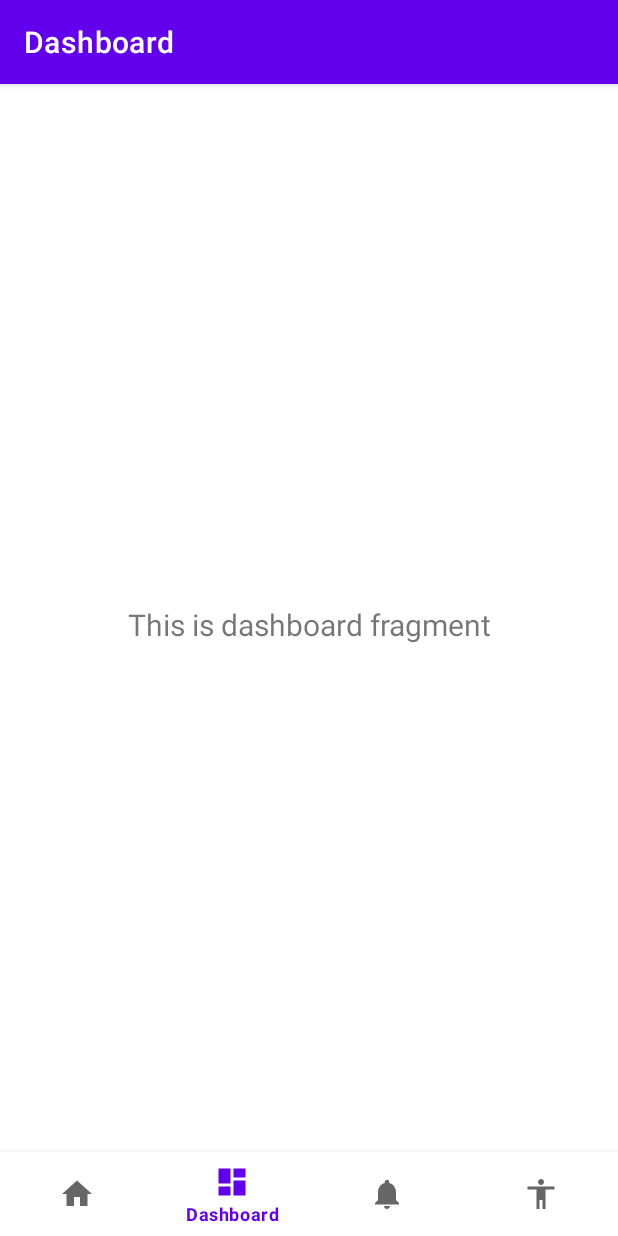
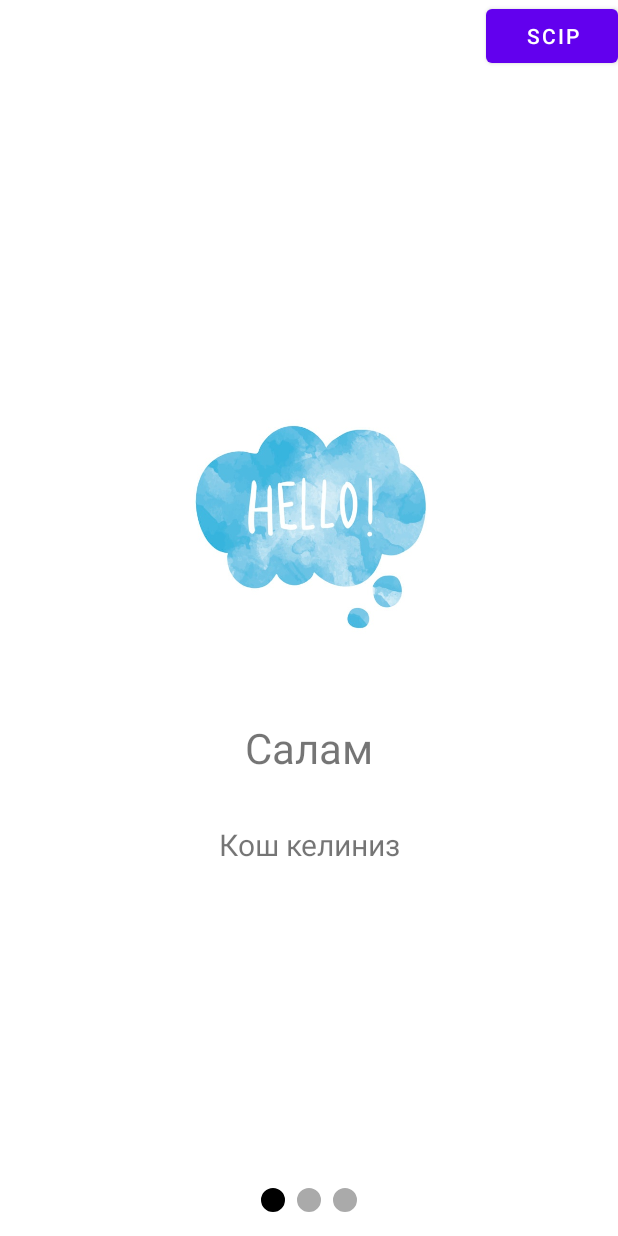
Before and after one commit to aydaraktan/TaskApp36, an Android app: the screen it shows after launch (MainActivity), item 2 of the bottom bar chosen, on a phone screen of 412 x 824 dp. Run offline under Robolectric (Android 15) with nearby library versions, the phone set to English and light mode, and no system bars; our stand-ins replace navigation-ui.

Commit message:
add onBoard

```diff
--- a/app/src/main/java/kg/geektech/taskapp36/MainActivity.java
+++ b/app/src/main/java/kg/geektech/taskapp36/MainActivity.java
@@ -1,11 +1,15 @@
 package kg.geektech.taskapp36;
 
 import android.os.Bundle;
+import android.view.View;
 
 import com.google.android.material.bottomnavigation.BottomNavigationView;
 
+import androidx.annotation.NonNull;
+import androidx.annotation.Nullable;
 import androidx.appcompat.app.AppCompatActivity;
 import androidx.navigation.NavController;
+import androidx.navigation.NavDestination;
 import androidx.navigation.Navigation;
 import androidx.navigation.ui.AppBarConfiguration;
 import androidx.navigation.ui.NavigationUI;
@@ -13,7 +17,7 @@ import androidx.navigation.ui.NavigationUI;
 import kg.geektech.taskapp36.databinding.ActivityMainBinding;
 
 public class MainActivity extends AppCompatActivity {
-private NavController navController;
+    private NavController navController;
     private ActivityMainBinding binding;
 
     @Override
@@ -24,11 +28,35 @@ private NavController navController;
         setContentView(binding.getRoot());
 
         AppBarConfiguration appBarConfiguration = new AppBarConfiguration.Builder(
-                R.id.navigation_home, R.id.navigation_dashboard, R.id.navigation_notifications)
+                R.id.navigation_home, R.id.navigation_dashboard, R.id.navigation_notifications, R.id.navigation_profiles)
                 .build();
-         navController = Navigation.findNavController(this, R.id.nav_host_fragment_activity_main);
+        navController = Navigation.findNavController(this, R.id.nav_host_fragment_activity_main);
         NavigationUI.setupActionBarWithNavController(this, navController, appBarConfiguration);
         NavigationUI.setupWithNavController(binding.navView, navController);
+        if (true)
+            navController.navigate(R.id.boardFragment);
+
+        navController.addOnDestinationChangedListener(new NavController.OnDestinationChangedListener() {
+            @Override
+            public void onDestinationChanged(@NonNull NavController controller, @NonNull NavDestination destination, @Nullable Bundle arguments) {
+                if (destination.getId() == R.id.navigation_home ||
+                        destination.getId() == R.id.navigation_notifications ||
+                        destination.getId() == R.id.navigation_profiles ||
+                        destination.getId()==R.id.navigation_dashboard
+                ) {
+                    binding.navView.setVisibility(View.VISIBLE);
+                } else {
+                    binding.navView.setVisibility(View.GONE);
+                }
+                if (destination.getId() == R.id.boardFragment) {
+                    getSupportActionBar().hide();
+                } else {
+                    getSupportActionBar().show();
+                }
+                if (destination.getId() == R.id.boardFragment) ;
+            }
+        });
+
     }
 
     @Override
--- /dev/null
+++ b/app/src/main/java/kg/geektech/taskapp36/interfaces/OnItemClickListener.java
@@ -0,0 +1,6 @@
+package kg.geektech.taskapp36.interfaces;
+
+public interface OnItemClickListener {
+    void onClick(int position);
+    void onLongClick(int position);
+}
--- a/app/src/main/java/kg/geektech/taskapp36/ui/home/HomeFragment.java
+++ b/app/src/main/java/kg/geektech/taskapp36/ui/home/HomeFragment.java
@@ -1,5 +1,6 @@
 package kg.geektech.taskapp36.ui.home;
 
+import android.content.ClipData;
 import android.os.Bundle;
 import android.util.Log;
 import android.view.LayoutInflater;
@@ -18,20 +19,41 @@ import androidx.navigation.Navigation;
 
 import kg.geektech.taskapp36.R;
 import kg.geektech.taskapp36.databinding.FragmentHomeBinding;
+import kg.geektech.taskapp36.interfaces.OnItemClickListener;
 import kg.geektech.taskapp36.model.Task;
 
 public class HomeFragment extends Fragment {
 
     private HomeViewModel homeViewModel;
     private FragmentHomeBinding binding;
+    private TaskAdapter adapter;
+
+    @Override
+    public void onCreate(@Nullable Bundle savedInstanceState) {
+        super.onCreate(savedInstanceState);
+        adapter=new TaskAdapter();
+        adapter.setOnItemClickListener(new OnItemClickListener() {
+            @Override
+            public void onClick(int position) {
+
+            }
+
+            @Override
+            public void onLongClick(int position) {
+                adapter.removeItem(position);
+            }
+        });
+
+    }
 
     public View onCreateView(@NonNull LayoutInflater inflater,
                              ViewGroup container, Bundle savedInstanceState) {
-        homeViewModel =
-                new ViewModelProvider(this).get(HomeViewModel.class);
+        homeViewModel = new ViewModelProvider(this).get(HomeViewModel.class);
 
         binding = FragmentHomeBinding.inflate(inflater, container, false);
         View root = binding.getRoot();
+
+
 
        // final TextView textView = binding.textHome;
 //        homeViewModel.getText().observe(getViewLifecycleOwner(), new Observer<String>() {
@@ -40,8 +62,12 @@ public class HomeFragment extends Fragment {
 //                textView.setText(s);
 //            }
 //        });
+
         return root;
     }
+
+
+
 
     @Override
     public void onDestroyView() {
@@ -63,9 +89,18 @@ public class HomeFragment extends Fragment {
             public void onFragmentResult(@NonNull String requestKey, @NonNull Bundle result) {
                 Task task = (Task) result.getSerializable("task");
                 Log.e("Home","result"+task.getText());
+
+                adapter.addItem(task);
             }
         });
+        initlist();
     }
+
+    private void initlist() {
+
+        binding.recyclerView.setAdapter(adapter);
+    }
+
     private void openFragment(){
         NavController navController = Navigation.findNavController(requireActivity(), R.id.nav_host_fragment_activity_main);
         navController.navigate(R.id.taskFragment);
--- /dev/null
+++ b/app/src/main/java/kg/geektech/taskapp36/ui/home/TaskAdapter.java
@@ -0,0 +1,81 @@
+package kg.geektech.taskapp36.ui.home;
+
+import android.view.LayoutInflater;
+import android.view.View;
+import android.view.ViewGroup;
+import android.widget.TextView;
+
+import androidx.annotation.NonNull;
+import androidx.recyclerview.widget.RecyclerView;
+
+import java.util.ArrayList;
+
+import kg.geektech.taskapp36.R;
+import kg.geektech.taskapp36.interfaces.OnItemClickListener;
+import kg.geektech.taskapp36.model.Task;
+
+public class TaskAdapter extends RecyclerView.Adapter<TaskAdapter.ViewHolder> {
+    private ArrayList<Task> list;
+    private OnItemClickListener onItemClickListener;
+    public TaskAdapter() {
+        list=new ArrayList<>();
+    }
+
+    @NonNull
+    @Override
+    public ViewHolder onCreateViewHolder(@NonNull ViewGroup parent, int viewType) {
+        View view= LayoutInflater.from(parent.getContext()).inflate(R.layout.list_task,parent,false);
+        return new ViewHolder(view);
+    }
+
+    @Override
+    public void onBindViewHolder(@NonNull ViewHolder holder, int position) {
+            holder.bind(list.get(position));
+    }
+
+    @Override
+    public int getItemCount() {
+        return list.size();
+    }
+
+    public void addItem(Task task) {
+        list.add(0,task);
+        notifyDataSetChanged();
+
+    }
+
+    public void setOnItemClickListener(OnItemClickListener onItemClickListener) {
+        this.onItemClickListener = onItemClickListener;
+    }
+
+    public void removeItem(int position) {
+        list.remove(position);
+        notifyItemRemoved(position);
+    }
+
+    public class ViewHolder extends RecyclerView.ViewHolder {
+        private TextView textTitle;
+        public ViewHolder(@NonNull View itemView) {
+            super(itemView);
+            textTitle=itemView.findViewById(R.id.textTitle);
+            itemView.setOnClickListener(new View.OnClickListener() {
+                @Override
+                public void onClick(View view) {
+                    onItemClickListener.onClick(getAdapterPosition());
+                }
+            });
+            itemView.setOnLongClickListener(new View.OnLongClickListener() {
+                @Override
+                public boolean onLongClick(View view) {
+                    onItemClickListener.onLongClick(getAdapterPosition());
+                    return true;
+                }
+            });
+
+        }
+
+        public void bind(Task task) {
+            textTitle.setText(task.getText());
+        }
+    }
+}
--- /dev/null
+++ b/app/src/main/java/kg/geektech/taskapp36/ui/onBoard/BoardAdapter.java
@@ -0,0 +1,81 @@
+package kg.geektech.taskapp36.ui.onBoard;
+
+import android.view.LayoutInflater;
+import android.view.View;
+import android.view.ViewGroup;
+import android.widget.Button;
+import android.widget.ImageView;
+import android.widget.TextView;
+
+import androidx.annotation.NonNull;
+import androidx.navigation.NavController;
+import androidx.navigation.Navigation;
+import androidx.recyclerview.widget.RecyclerView;
+
+import kg.geektech.taskapp36.R;
+import kg.geektech.taskapp36.interfaces.OnItemClickListener;
+
+public class BoardAdapter extends RecyclerView.Adapter<BoardAdapter.ViewHolder>{
+    private OnItemClickListener onItemClickListener;
+    private String [] titles = new String []{"Салам","привет","hello"};
+    private String [] titles2 = new String []{"Кош келиниз","Добро пожаловать","Welcome"};
+    private int [] pic = new int[]{R.drawable.hello1,R.drawable.hello2,R.drawable.hello3};
+    @NonNull
+    @Override
+    public ViewHolder onCreateViewHolder(@NonNull ViewGroup parent, int viewType) {
+
+        View view = LayoutInflater.from(parent.getContext()).inflate(R.layout.list_board,parent,false);
+        return new ViewHolder(view);
+    }
+
+    @Override
+    public void onBindViewHolder(@NonNull ViewHolder holder, int position) {
+        holder.bind(position);
+    }
+
+    @Override
+    public int getItemCount() {
+        return titles.length;
+    }
+
+    public void setOnItemClickListener(OnItemClickListener onItemClickListener) {
+        this.onItemClickListener = onItemClickListener;
+    }
+
+    public class ViewHolder extends RecyclerView.ViewHolder {
+        private TextView textTitle;
+        private TextView textTitle2;
+        private ImageView pica;
+        private Button start;
+        public ViewHolder(@NonNull View itemView) {
+            super(itemView);
+            textTitle=itemView.findViewById(R.id.textTitle);
+            textTitle2=itemView.findViewById(R.id.textDesc);
+            pica=itemView.findViewById(R.id.imageView);
+            start=itemView.findViewById(R.id.start);
+
+            start.setOnClickListener(new View.OnClickListener() {
+                @Override
+                public void onClick(View view) {
+                        onItemClickListener.onClick(getAdapterPosition());
+                }
+            });
+
+        }
+
+        public void bind(int position) {
+            textTitle.setText(titles[position]);
+            textTitle2.setText(titles2[position]);
+            pica.setImageResource(pic[position]);
+            if(position==2)
+            {
+                start.setVisibility(View.VISIBLE);
+            }
+            else
+            {
+                start.setVisibility(View.GONE);
+            }
+
+        }
+    }
+}
--- /dev/null
+++ b/app/src/main/java/kg/geektech/taskapp36/ui/onBoard/BoardFragment.java
@@ -0,0 +1,68 @@
+package kg.geektech.taskapp36.ui.onBoard;
+
+import android.os.Bundle;
+
+import androidx.annotation.NonNull;
+import androidx.annotation.Nullable;
+import androidx.fragment.app.Fragment;
+import androidx.navigation.Navigation;
+
+import android.view.LayoutInflater;
+import android.view.View;
+import android.view.ViewGroup;
+import android.widget.Button;
+
+import com.google.android.material.tabs.TabLayoutMediator;
+
+import kg.geektech.taskapp36.R;
+import kg.geektech.taskapp36.databinding.FragmentBoardBinding;
+import kg.geektech.taskapp36.databinding.FragmentHomeBinding;
+import kg.geektech.taskapp36.interfaces.OnItemClickListener;
+
+public class BoardFragment extends Fragment {
+    private FragmentBoardBinding binding;
+
+
+    @Override
+    public View onCreateView(LayoutInflater inflater, ViewGroup container,
+                             Bundle savedInstanceState) {
+        binding = FragmentBoardBinding.inflate(inflater, container, false);
+        View root = binding.getRoot();
+        return binding.getRoot();
+
+    }
+
+    @Override
+    public void onViewCreated(@NonNull View view, @Nullable Bundle savedInstanceState) {
+        super.onViewCreated(view, savedInstanceState);
+        BoardAdapter adapter = new BoardAdapter();
+        binding.viewPager.setAdapter(adapter);
+
+        adapter.setOnItemClickListener(new OnItemClickListener() {
+            @Override
+            public void onClick(int position) {
+                Navigation.findNavController(requireActivity(),R.id.nav_host_fragment_activity_main).navigateUp();
+            }
+
+            @Override
+            public void onLongClick(int position) {
+
+            }
+        });
+
+        binding.scip.setOnClickListener(new View.OnClickListener() {
+            @Override
+            public void onClick(View view) {
+                Navigation.findNavController(requireActivity(),R.id.nav_host_fragment_activity_main).navigateUp();
+            }
+        });
+        new TabLayoutMediator(binding.tab, binding.viewPager, (tab, position) -> {
+
+        }).attach();
+
+
+
+
+
+    }
+}
--- /dev/null
+++ b/app/src/main/res/drawable/default_dot.xml
@@ -0,0 +1,12 @@
+<?xml version="1.0" encoding="utf-8"?>
+<layer-list xmlns:android="http://schemas.android.com/apk/res/android">
+    <item>
+        <shape
+            android:innerRadius="0dp"
+            android:shape="ring"
+            android:thickness="8dp"
+            android:useLevel="false">
+            <solid android:color="@android:color/darker_gray"/>
+        </shape>
+    </item>
+</layer-list>
--- /dev/null
+++ b/app/src/main/res/drawable/selected_dot.xml
@@ -0,0 +1,13 @@
+<?xml version="1.0" encoding="utf-8"?>
+<layer-list xmlns:android="http://schemas.android.com/apk/res/android">
+    <item>
+        <shape
+            android:innerRadius="0dp"
+            android:shape="ring"
+
+            android:thickness="8dp"
+            android:useLevel="false">
+            <solid android:color="@color/black"/>
+        </shape>
+    </item>
+</layer-list>
--- /dev/null
+++ b/app/src/main/res/drawable/tab_selector.xml
@@ -0,0 +1,8 @@
+<?xml version="1.0" encoding="utf-8"?>
+<selector xmlns:android="http://schemas.android.com/apk/res/android">
+
+    <item android:drawable="@drawable/selected_dot"
+        android:state_selected="true"/>
+
+    <item android:drawable="@drawable/default_dot"/>
+</selector>
--- /dev/null
+++ b/app/src/main/res/layout/fragment_board.xml
@@ -0,0 +1,35 @@
+<?xml version="1.0" encoding="utf-8"?>
+<androidx.constraintlayout.widget.ConstraintLayout xmlns:android="http://schemas.android.com/apk/res/android"
+    xmlns:app="http://schemas.android.com/apk/res-auto"
+    xmlns:tools="http://schemas.android.com/tools"
+    android:layout_width="match_parent"
+    android:layout_height="match_parent"
+    tools:context=".ui.onBoard.BoardFragment">
+
+   <com.google.android.material.tabs.TabLayout
+       android:id="@+id/tab"
+       app:tabBackground="@drawable/tab_selector"
+       app:tabGravity="center"
+       app:tabIndicatorHeight="0dp"
+       android:layout_width="match_parent"
+       android:layout_height="wrap_content"
+       app:layout_constraintBottom_toBottomOf="parent"
+       app:layout_constraintStart_toStartOf="parent"
+       />
+   <Button
+       android:id="@+id/scip"
+       android:layout_width="wrap_content"
+       android:layout_height="wrap_content"
+       android:text="scip"
+       app:layout_constraintEnd_toEndOf="parent"
+       app:layout_constraintTop_toTopOf="parent" />
+
+   <androidx.viewpager2.widget.ViewPager2
+       android:id="@+id/viewPager"
+       android:layout_width="match_parent"
+       android:layout_height="match_parent">
+
+
+   </androidx.viewpager2.widget.ViewPager2>
+
+</androidx.constraintlayout.widget.ConstraintLayout>
--- /dev/null
+++ b/app/src/main/res/layout/list_board.xml
@@ -0,0 +1,38 @@
+<?xml version="1.0" encoding="utf-8"?>
+<LinearLayout xmlns:android="http://schemas.android.com/apk/res/android"
+    android:layout_width="match_parent"
+    android:orientation="vertical"
+    android:gravity="center"
+    android:layout_height="match_parent">
+
+    <ImageView
+        android:id="@+id/imageView"
+        android:layout_width="200dp"
+        android:layout_height="200dp"
+        android:src="@drawable/hello1"
+        />
+    <TextView
+        android:id="@+id/textTitle"
+        android:layout_width="wrap_content"
+        android:layout_height="wrap_content"
+        android:textSize="28dp"
+        android:layout_marginVertical="32dp"
+        android:text="Title"
+        />
+    <TextView
+        android:id="@+id/textDesc"
+        android:layout_width="wrap_content"
+        android:layout_height="wrap_content"
+        android:textSize="20dp"
+        android:text="Description"
+        android:gravity="center_horizontal"
+        />
+    <Button
+        android:id="@+id/start"
+        android:layout_width="wrap_content"
+        android:layout_height="wrap_content"
+        android:text="start"
+        />
+
+
+</LinearLayout>
--- a/app/src/main/res/menu/bottom_nav_menu.xml
+++ b/app/src/main/res/menu/bottom_nav_menu.xml
@@ -17,7 +17,7 @@
         android:icon="@drawable/ic_notifications_black_24dp"
         android:title="@string/title_notifications" />
     <item
-        android:id="@+id/profileFragment"
+        android:id="@+id/navigation_profiles"
         android:title="Profile"
         android:icon="@drawable/ic_profile"
         />
--- a/app/src/main/res/navigation/mobile_navigation.xml
+++ b/app/src/main/res/navigation/mobile_navigation.xml
@@ -28,8 +28,13 @@
         android:label="fragment_task"
         tools:layout="@layout/fragment_task" />
     <fragment
-        android:id="@+id/profileFragment"
+        android:id="@+id/navigation_profiles"
         android:name="kg.geektech.taskapp36.ui.profile.ProfileFragment"
         android:label="fragment_profile"
         tools:layout="@layout/fragment_profile" />
+    <fragment
+        android:id="@+id/boardFragment"
+        android:name="kg.geektech.taskapp36.ui.onBoard.BoardFragment"
+        android:label="fragment_board"
+        tools:layout="@layout/fragment_board" />
 </navigation>
```
Also changed, not shown: app/src/main/java/kg/geektech/taskapp36/ui/profile/ProfileFragment.java (+0 -11 lines), app/src/main/res/drawable/hello1.jpg (added), app/src/main/res/drawable/hello2.png (added), app/src/main/res/drawable/hello3.png (added).
